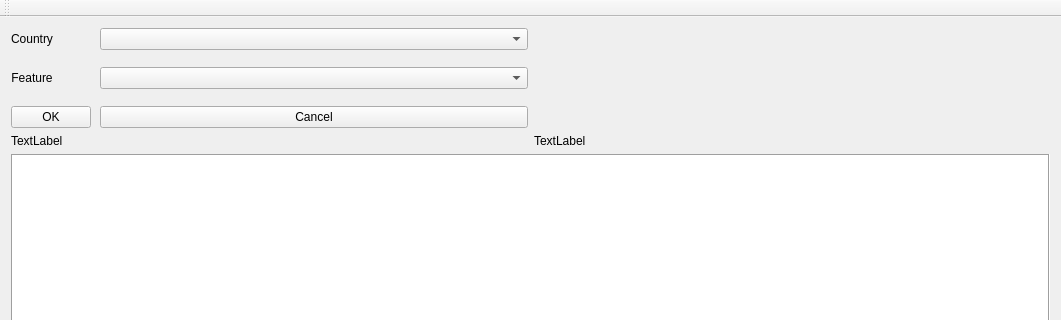
Above: ui/mainwindow.ui from johannateichmann/WikipediaProject before the change; both pictures show x 0 to 1061 and y 0 to 320 of the 1061 by 674 pixel window. Below: the same form after it.
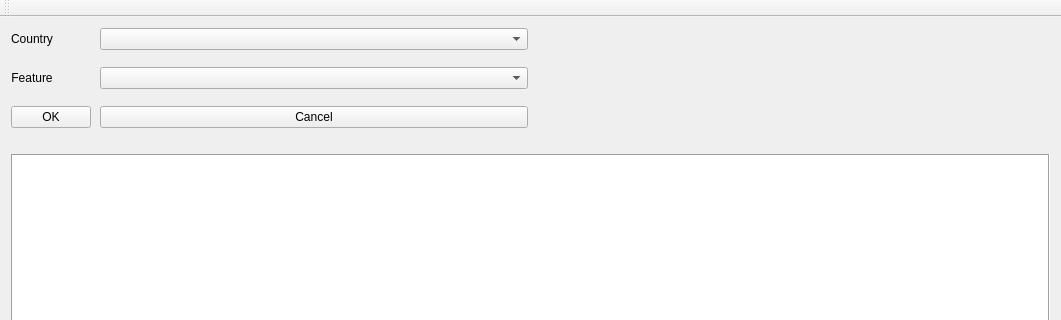
That is the form after the change.

```diff
--- a/ui/mainwindow.ui
+++ b/ui/mainwindow.ui
@@ -21,14 +21,14 @@
     <item row="1" column="0">
      <widget class="QLabel" name="ausgabe_label">
       <property name="text">
-       <string>TextLabel</string>
+       <string/>
       </property>
      </widget>
     </item>
     <item row="1" column="1">
      <widget class="QLabel" name="label_2">
       <property name="text">
-       <string>TextLabel</string>
+       <string/>
       </property>
      </widget>
     </item>
```
